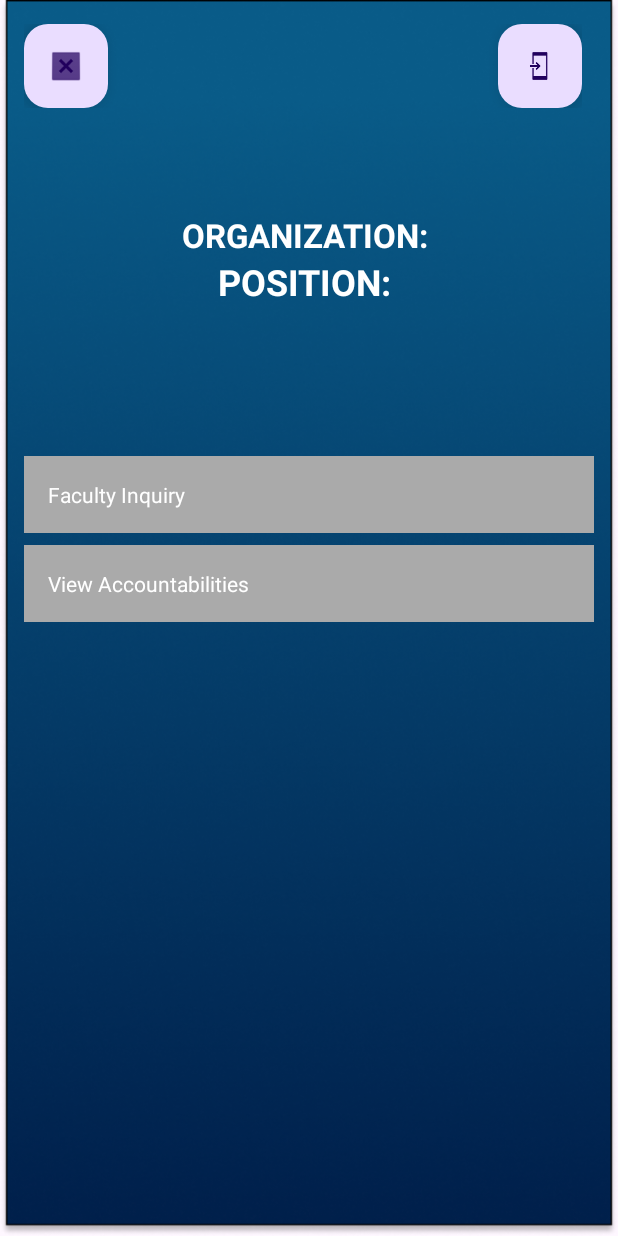
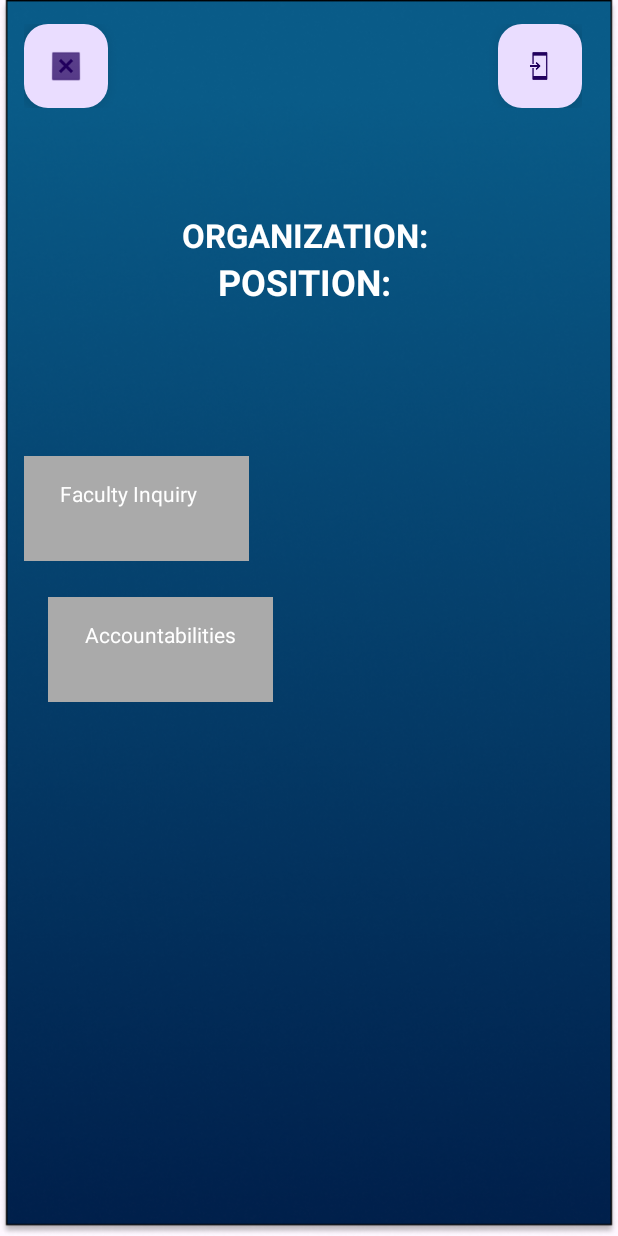
Before and after one commit to rjdudas24/Project_2-BSIT-2B, an Android app: the DashboardStudentActivity screen opened directly, with no data from a screen before it, on a phone screen of 412 x 824 dp. Run offline under Robolectric (Android 15) with nearby library versions, the phone set to English and light mode, and no system bars; 1 statement that could not run was skipped.

Commit message:
nganung dli man gyud mo center

```diff
--- a/app/src/main/res/layout/activity_dashboard_student.xml
+++ b/app/src/main/res/layout/activity_dashboard_student.xml
@@ -77,46 +77,56 @@
 
 
     <!--    buttons -->
+
     <LinearLayout
         android:id="@+id/layoutFacultyInquiry"
-        android:layout_width="match_parent"
-        android:layout_height="wrap_content"
+        android:layout_width="150dp"
+        android:layout_height="70dp"
+        android:layout_marginBottom="8dp"
+        android:background="@android:color/darker_gray"
         android:orientation="horizontal"
-        android:background="@android:color/darker_gray"
-        android:padding="16dp"
-        android:layout_marginBottom="8dp">
+        android:padding="15dp"
+        android:gravity="center_horizontal">
+
 
         <TextView
-            android:layout_width="match_parent"
+            android:layout_width="101dp"
             android:layout_height="wrap_content"
             android:text="Faculty Inquiry"
             android:textColor="@android:color/white" />
     </LinearLayout>
 
     <LinearLayout
-        android:id="@+id/layoutAccountabilities"
-        android:layout_width="match_parent"
+        android:layout_width="wrap_content"
         android:layout_height="wrap_content"
         android:orientation="horizontal"
+        android:padding="16dp">
+
+        <LinearLayout
+            android:id="@+id/layoutAccountabilities"
+            android:layout_width="150dp"
+            android:layout_height="70dp"
+            android:layout_marginEnd="48dp"
             android:background="@android:color/darker_gray"
-        android:padding="16dp"
-        android:layout_marginBottom="8dp">
+            android:orientation="horizontal"
+            android:padding="15dp"
+            android:gravity="center_horizontal">
 
             <TextView
-            android:layout_width="match_parent"
+                android:layout_width="wrap_content"
                 android:layout_height="wrap_content"
-            android:text="View Accountabilities"
+                android:text="Accountabilities"
                 android:textColor="@android:color/white" />
         </LinearLayout>
 
         <LinearLayout
             android:id="@+id/layoutTrackDocuments"
-        android:layout_width="match_parent"
-        android:layout_height="wrap_content"
+            android:layout_width="150dp"
+            android:layout_height="70dp"
+            android:background="@android:color/holo_green_dark"
             android:orientation="horizontal"
-        android:background="@android:color/holo_green_dark"
-        android:padding="16dp"
-        android:layout_marginBottom="8dp">
+            android:padding="15dp"
+            android:gravity="center_horizontal">
 
             <TextView
                 android:layout_width="match_parent"
@@ -125,17 +135,20 @@
                 android:textColor="@android:color/white" />
         </LinearLayout>
 
+    </LinearLayout>
+
     <LinearLayout
         android:id="@+id/layoutPostNotice"
-        android:layout_width="match_parent"
-        android:layout_height="wrap_content"
+        android:layout_width="150dp"
+        android:layout_height="70dp"
+        android:layout_marginBottom="8dp"
+        android:background="@android:color/holo_green_dark"
         android:orientation="horizontal"
-        android:background="@android:color/holo_green_dark"
-        android:padding="16dp"
-        android:layout_marginBottom="8dp">
+        android:padding="15dp"
+        android:gravity="center_horizontal">
 
         <TextView
-            android:layout_width="match_parent"
+            android:layout_width="121dp"
             android:layout_height="wrap_content"
             android:text="Post Organization Notice"
             android:textColor="@android:color/white" />
```
Lines whose indentation alone changed are shown as unchanged.
